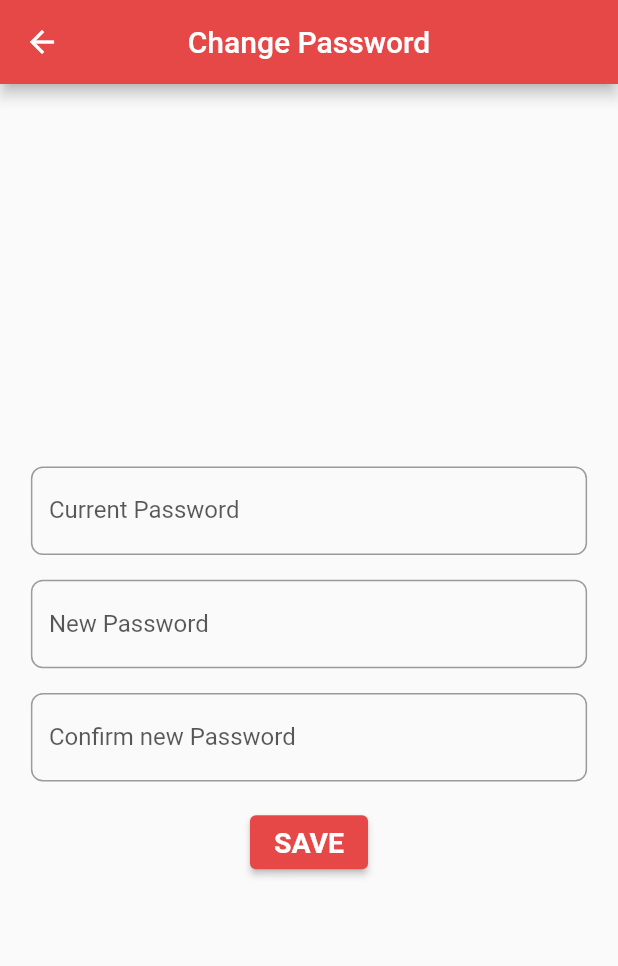
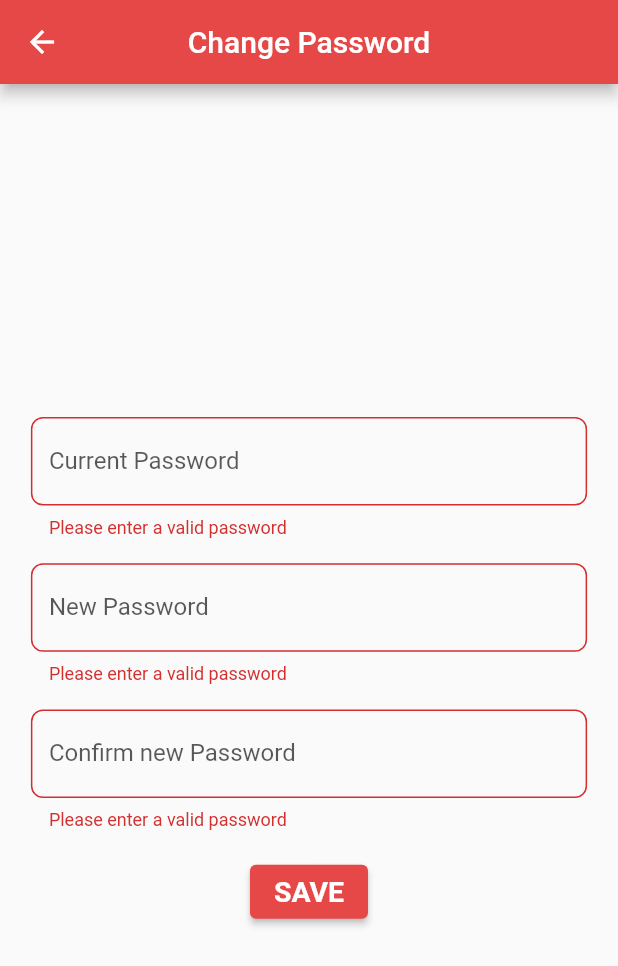
Before and after one commit to srinjoyghosh-bot/budget_app, a Flutter app: the ChangePasswordScreen screen opened directly, after a tap on "SAVE", on a phone screen of 412 x 824 dp. Shown: the top 966 px of the screen. Run offline on Flutter 3.47's test engine with Material 2 defaults, Android fonts, the phone set to English and light mode, and no system bars; our stand-ins replace calendar_timeline, dio, get_it, percent_indicator, shared_preferences; accounts and stored records are empty.

Commit message:
add change password functionality

```diff
--- a/lib/views/change_password_screen.dart
+++ b/lib/views/change_password_screen.dart
@@ -1,4 +1,8 @@
+import 'package:budget_app/constants/enums.dart';
+import 'package:budget_app/util/snackbars.dart';
+import 'package:budget_app/view_models/auth_viewmodel.dart';
 import 'package:flutter/material.dart';
+import 'package:provider/provider.dart';
 
 import '../size_config.dart';
 
@@ -13,9 +17,30 @@ class ChangePasswordScreen extends StatefulWidget {
 class _ChangePasswordScreenState extends State<ChangePasswordScreen> {
   String oldPass = '', newPass = '', confirmNewPass = '';
   final _key = GlobalKey<FormState>();
+  late AuthViewModel _model;
+
+  void submit() async {
+    final isValid = _key.currentState?.validate();
+    if (isValid == null || !isValid) {
+      return;
+    }
+    _key.currentState!.save();
+    final result = await _model.updatePassword(
+      oldPass,
+      newPass,
+      confirmNewPass,
+    );
+    if (result) {
+      Navigator.of(context).pop();
+      showSuccessSnackbar('Password updated!', context);
+    } else {
+      showErrorSnackbar(_model.errorMessage, context);
+    }
+  }
 
   @override
   Widget build(BuildContext context) {
+    _model = Provider.of<AuthViewModel>(context);
     return WillPopScope(
       onWillPop: () async {
         if (WidgetsBinding.instance.window.viewInsets.bottom > 0.0) {
@@ -138,13 +163,23 @@ class _ChangePasswordScreenState extends State<ChangePasswordScreen> {
                         ),
                         SizedBox(height: SizeConfig.blockSizeVertical * 2),
                         ElevatedButton(
-                          onPressed: () {},
-                          child: Text(
-                            'SAVE',
-                            style: TextStyle(
-                                fontWeight: FontWeight.bold,
-                                fontSize: SizeConfig.blockSizeVertical * 2.3),
-                          ),
+                          onPressed: () {
+                            if (_model.state == ViewState.idle) {
+                              submit();
+                            }
+                          },
+                          child: _model.state == ViewState.idle
+                              ? Text(
+                                  'SAVE',
+                                  style: TextStyle(
+                                      fontWeight: FontWeight.bold,
+                                      fontSize:
+                                          SizeConfig.blockSizeVertical * 2.3),
+                                )
+                              : SizedBox(
+                                  height: SizeConfig.blockSizeVertical * 2.3,
+                                  child: const CircularProgressIndicator(
+                                      color: Colors.white)),
                         ),
                         // const Spacer(),
                       ],
```
Also changed, not shown: lib/services/auth_service.dart (+28 -0 lines), lib/view_models/auth_viewmodel.dart (+14 -0 lines).
